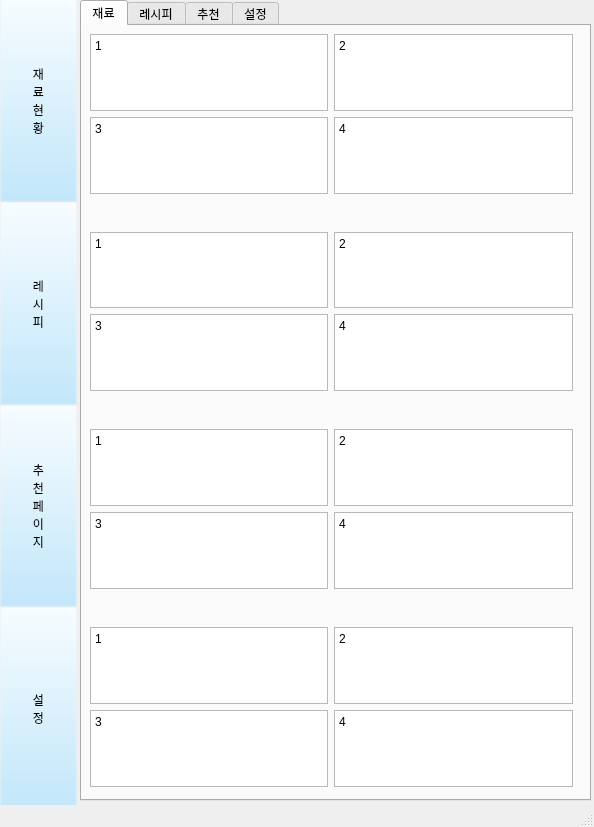
Above: interface/material_stat.ui from lsm-k/team-project before the change. Below: the same form after it.
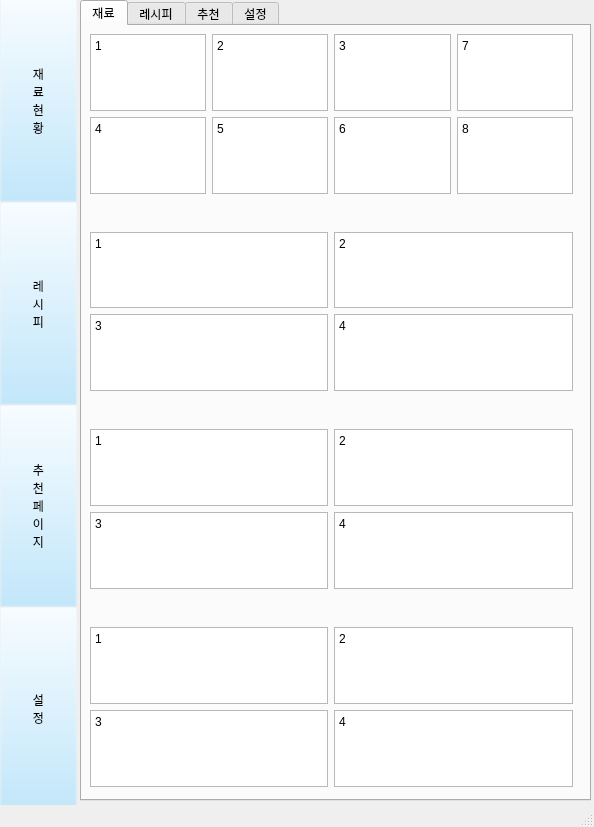
That is the form after the change.

```diff
--- a/interface/material_stat.ui
+++ b/interface/material_stat.ui
@@ -186,23 +186,23 @@
                </property>
               </widget>
              </item>
-             <item row="1" column="1">
-              <widget class="QTextBrowser" name="textBrowser_4">
-               <property name="html">
-                <string>&lt;!DOCTYPE HTML PUBLIC &quot;-//W3C//DTD HTML 4.0//EN&quot; &quot;http://www.w3.org/TR/REC-html40/strict.dtd&quot;&gt;
-&lt;html&gt;&lt;head&gt;&lt;meta name=&quot;qrichtext&quot; content=&quot;1&quot; /&gt;&lt;meta charset=&quot;utf-8&quot; /&gt;&lt;style type=&quot;text/css&quot;&gt;
-p, li { white-space: pre-wrap; }
-hr { height: 1px; border-width: 0; }
-li.unchecked::marker { content: &quot;\2610&quot;; }
-li.checked::marker { content: &quot;\2612&quot;; }
-&lt;/style&gt;&lt;/head&gt;&lt;body style=&quot; font-family:'맑은 고딕'; font-size:9pt; font-weight:400; font-style:normal;&quot;&gt;
-&lt;p style=&quot; margin-top:0px; margin-bottom:0px; margin-left:0px; margin-right:0px; -qt-block-indent:0; text-indent:0px;&quot;&gt;4&lt;/p&gt;
-&lt;p style=&quot;-qt-paragraph-type:empty; margin-top:0px; margin-bottom:0px; margin-left:0px; margin-right:0px; -qt-block-indent:0; text-indent:0px;&quot;&gt;&lt;br /&gt;&lt;/p&gt;&lt;/body&gt;&lt;/html&gt;</string>
-               </property>
-              </widget>
-             </item>
              <item row="1" column="0">
-              <widget class="QTextBrowser" name="textBrowser_2">
+              <widget class="QTextBrowser" name="textBrowser_21">
+               <property name="html">
+                <string>&lt;!DOCTYPE HTML PUBLIC &quot;-//W3C//DTD HTML 4.0//EN&quot; &quot;http://www.w3.org/TR/REC-html40/strict.dtd&quot;&gt;
+&lt;html&gt;&lt;head&gt;&lt;meta name=&quot;qrichtext&quot; content=&quot;1&quot; /&gt;&lt;meta charset=&quot;utf-8&quot; /&gt;&lt;style type=&quot;text/css&quot;&gt;
+p, li { white-space: pre-wrap; }
+hr { height: 1px; border-width: 0; }
+li.unchecked::marker { content: &quot;\2610&quot;; }
+li.checked::marker { content: &quot;\2612&quot;; }
+&lt;/style&gt;&lt;/head&gt;&lt;body style=&quot; font-family:'맑은 고딕'; font-size:9pt; font-weight:400; font-style:normal;&quot;&gt;
+&lt;p style=&quot; margin-top:0px; margin-bottom:0px; margin-left:0px; margin-right:0px; -qt-block-indent:0; text-indent:0px;&quot;&gt;4&lt;/p&gt;
+&lt;p style=&quot;-qt-paragraph-type:empty; margin-top:0px; margin-bottom:0px; margin-left:0px; margin-right:0px; -qt-block-indent:0; text-indent:0px;&quot;&gt;&lt;br /&gt;&lt;/p&gt;&lt;/body&gt;&lt;/html&gt;</string>
+               </property>
+              </widget>
+             </item>
+             <item row="0" column="2">
+              <widget class="QTextBrowser" name="textBrowser_22">
                <property name="html">
                 <string>&lt;!DOCTYPE HTML PUBLIC &quot;-//W3C//DTD HTML 4.0//EN&quot; &quot;http://www.w3.org/TR/REC-html40/strict.dtd&quot;&gt;
 &lt;html&gt;&lt;head&gt;&lt;meta name=&quot;qrichtext&quot; content=&quot;1&quot; /&gt;&lt;meta charset=&quot;utf-8&quot; /&gt;&lt;style type=&quot;text/css&quot;&gt;
@@ -215,6 +215,34 @@
                </property>
               </widget>
              </item>
+             <item row="1" column="2">
+              <widget class="QTextBrowser" name="textBrowser_2">
+               <property name="html">
+                <string>&lt;!DOCTYPE HTML PUBLIC &quot;-//W3C//DTD HTML 4.0//EN&quot; &quot;http://www.w3.org/TR/REC-html40/strict.dtd&quot;&gt;
+&lt;html&gt;&lt;head&gt;&lt;meta name=&quot;qrichtext&quot; content=&quot;1&quot; /&gt;&lt;meta charset=&quot;utf-8&quot; /&gt;&lt;style type=&quot;text/css&quot;&gt;
+p, li { white-space: pre-wrap; }
+hr { height: 1px; border-width: 0; }
+li.unchecked::marker { content: &quot;\2610&quot;; }
+li.checked::marker { content: &quot;\2612&quot;; }
+&lt;/style&gt;&lt;/head&gt;&lt;body style=&quot; font-family:'맑은 고딕'; font-size:9pt; font-weight:400; font-style:normal;&quot;&gt;
+&lt;p style=&quot; margin-top:0px; margin-bottom:0px; margin-left:0px; margin-right:0px; -qt-block-indent:0; text-indent:0px;&quot;&gt;6&lt;/p&gt;&lt;/body&gt;&lt;/html&gt;</string>
+               </property>
+              </widget>
+             </item>
+             <item row="1" column="1">
+              <widget class="QTextBrowser" name="textBrowser_23">
+               <property name="html">
+                <string>&lt;!DOCTYPE HTML PUBLIC &quot;-//W3C//DTD HTML 4.0//EN&quot; &quot;http://www.w3.org/TR/REC-html40/strict.dtd&quot;&gt;
+&lt;html&gt;&lt;head&gt;&lt;meta name=&quot;qrichtext&quot; content=&quot;1&quot; /&gt;&lt;meta charset=&quot;utf-8&quot; /&gt;&lt;style type=&quot;text/css&quot;&gt;
+p, li { white-space: pre-wrap; }
+hr { height: 1px; border-width: 0; }
+li.unchecked::marker { content: &quot;\2610&quot;; }
+li.checked::marker { content: &quot;\2612&quot;; }
+&lt;/style&gt;&lt;/head&gt;&lt;body style=&quot; font-family:'맑은 고딕'; font-size:9pt; font-weight:400; font-style:normal;&quot;&gt;
+&lt;p style=&quot; margin-top:0px; margin-bottom:0px; margin-left:0px; margin-right:0px; -qt-block-indent:0; text-indent:0px;&quot;&gt;5&lt;/p&gt;&lt;/body&gt;&lt;/html&gt;</string>
+               </property>
+              </widget>
+             </item>
              <item row="0" column="1">
               <widget class="QTextBrowser" name="textBrowser_3">
                <property name="html">
@@ -229,6 +257,34 @@
                </property>
               </widget>
              </item>
+             <item row="0" column="3">
+              <widget class="QTextBrowser" name="textBrowser_4">
+               <property name="html">
+                <string>&lt;!DOCTYPE HTML PUBLIC &quot;-//W3C//DTD HTML 4.0//EN&quot; &quot;http://www.w3.org/TR/REC-html40/strict.dtd&quot;&gt;
+&lt;html&gt;&lt;head&gt;&lt;meta name=&quot;qrichtext&quot; content=&quot;1&quot; /&gt;&lt;meta charset=&quot;utf-8&quot; /&gt;&lt;style type=&quot;text/css&quot;&gt;
+p, li { white-space: pre-wrap; }
+hr { height: 1px; border-width: 0; }
+li.unchecked::marker { content: &quot;\2610&quot;; }
+li.checked::marker { content: &quot;\2612&quot;; }
+&lt;/style&gt;&lt;/head&gt;&lt;body style=&quot; font-family:'맑은 고딕'; font-size:9pt; font-weight:400; font-style:normal;&quot;&gt;
+&lt;p style=&quot; margin-top:0px; margin-bottom:0px; margin-left:0px; margin-right:0px; -qt-block-indent:0; text-indent:0px;&quot;&gt;7&lt;/p&gt;&lt;/body&gt;&lt;/html&gt;</string>
+               </property>
+              </widget>
+             </item>
+             <item row="1" column="3">
+              <widget class="QTextBrowser" name="textBrowser_24">
+               <property name="html">
+                <string>&lt;!DOCTYPE HTML PUBLIC &quot;-//W3C//DTD HTML 4.0//EN&quot; &quot;http://www.w3.org/TR/REC-html40/strict.dtd&quot;&gt;
+&lt;html&gt;&lt;head&gt;&lt;meta name=&quot;qrichtext&quot; content=&quot;1&quot; /&gt;&lt;meta charset=&quot;utf-8&quot; /&gt;&lt;style type=&quot;text/css&quot;&gt;
+p, li { white-space: pre-wrap; }
+hr { height: 1px; border-width: 0; }
+li.unchecked::marker { content: &quot;\2610&quot;; }
+li.checked::marker { content: &quot;\2612&quot;; }
+&lt;/style&gt;&lt;/head&gt;&lt;body style=&quot; font-family:'맑은 고딕'; font-size:9pt; font-weight:400; font-style:normal;&quot;&gt;
+&lt;p style=&quot; margin-top:0px; margin-bottom:0px; margin-left:0px; margin-right:0px; -qt-block-indent:0; text-indent:0px;&quot;&gt;8&lt;/p&gt;&lt;/body&gt;&lt;/html&gt;</string>
+               </property>
+              </widget>
+             </item>
             </layout>
            </widget>
           </item>
```
Left out of the diff: 16 changed lines with no effect on the pictures.
